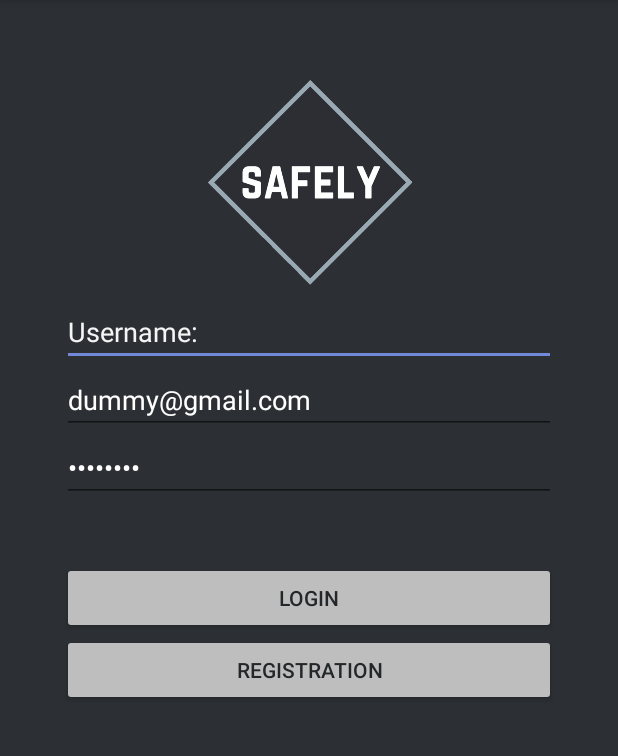
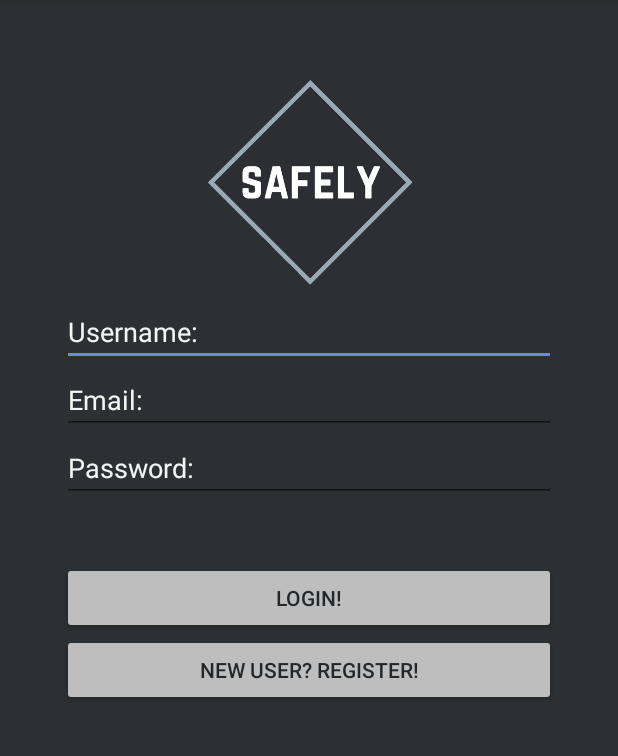
Before and after one commit to KaTaiHo/hacktx2017, an Android app: the screen it shows after launch (MainActivity), on a phone screen of 412 x 824 dp, the part 84-840 px from its top. Run offline under Robolectric (Android 15) with nearby library versions, the phone set to English and light mode, and no system bars; our stand-ins replace Firebase (no records; nobody signed in at launch, a user with empty details on screens opened directly).

Commit message:
fixed small UI details

```diff
--- a/app/src/main/res/layout/activity_main.xml
+++ b/app/src/main/res/layout/activity_main.xml
@@ -51,7 +51,6 @@
             android:ems="10"
             android:hint="Email:"
             android:inputType="textEmailAddress"
-            android:text="dummy@gmail.com"
             android:textColor="#ffffff"
             android:textColorHint="#f5f5f5"
             android:textColorLink="@color/colorPrimary"
@@ -65,7 +64,6 @@
             android:ems="10"
             android:hint="Password:"
             android:inputType="textPassword"
-            android:text="test1234"
             android:textColor="#ffffff"
             android:textColorHint="#f5f5f5"
             android:textColorLink="@color/colorPrimary"
@@ -78,7 +76,7 @@
             android:layout_height="48dp"
             android:layout_marginTop="40dp"
             android:backgroundTint="#bebebe"
-            android:text="Login"
+            android:text="Login!"
             android:textColor="#23272a"
             tools:layout_editor_absoluteX="8dp"
             tools:layout_editor_absoluteY="377dp" />
@@ -88,7 +86,7 @@
             android:layout_width="match_parent"
             android:layout_height="48dp"
             android:backgroundTint="#bebebe"
-            android:text="Registration"
+            android:text="New User? Register!"
             android:textColor="#23272a"
             tools:layout_editor_absoluteX="8dp"
             tools:layout_editor_absoluteY="440dp" />
```
